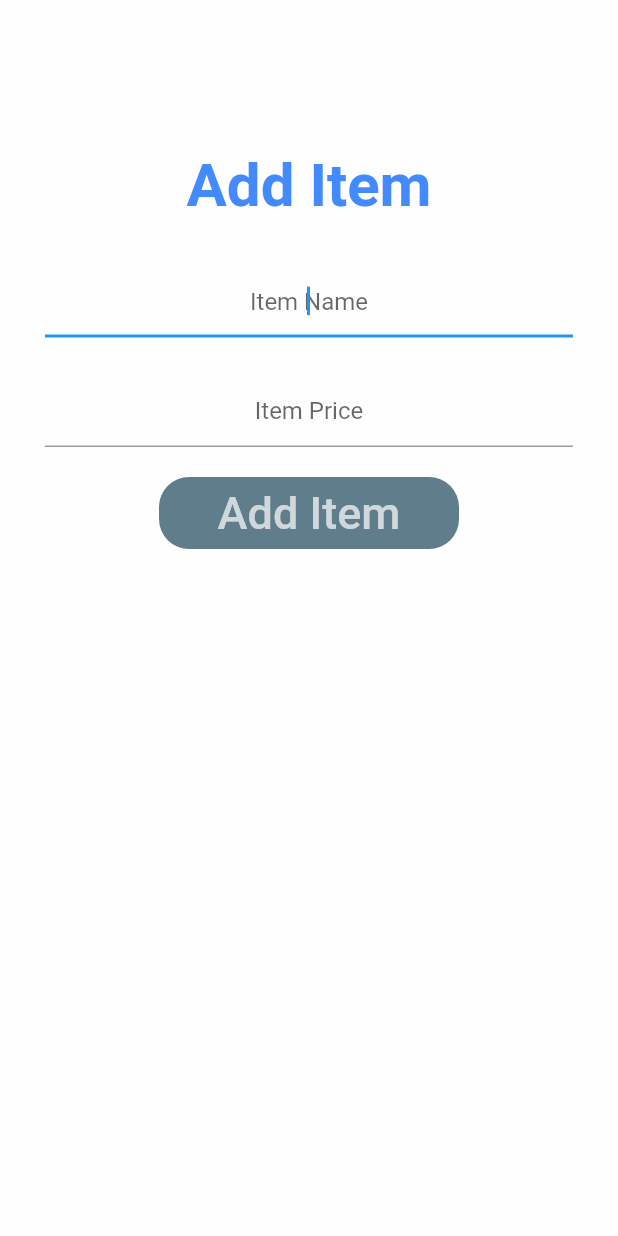
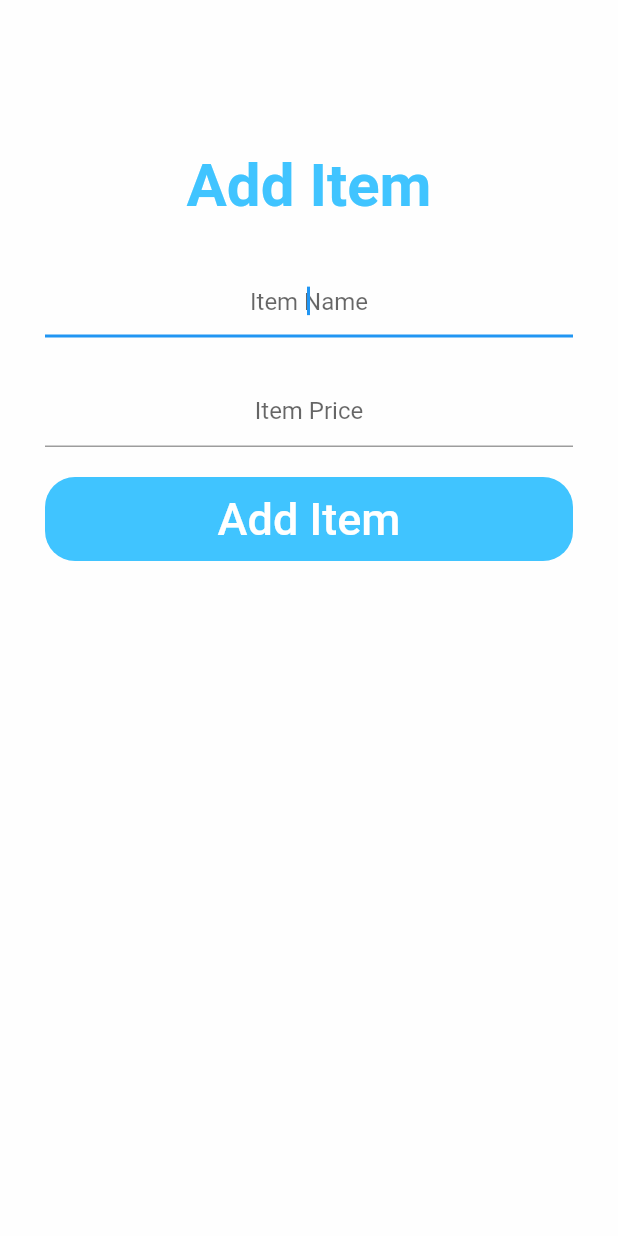
Before and after one commit to KritikaSh2/Shopping-List, a Flutter app: the Listscreen screen opened by its route, after a tap on "Add Item", on a phone screen of 412 x 824 dp. Run offline on Flutter 3.47's test engine with Material 2 defaults, Android fonts, the phone set to English and light mode, and no system bars; our stand-ins replace cloud_firestore, firebase_auth, firebase_core, lottie; accounts and stored records are empty.

Commit message:
Update add.dart

```diff
--- a/lib/add.dart
+++ b/lib/add.dart
@@ -59,7 +59,7 @@ class _AddItemState extends State<AddItem> {
             style: TextStyle(
               fontSize: 40.0,
               fontWeight: FontWeight.w700,
-              color: Colors.blueAccent,
+              color: Colors.lightBlueAccent,
             ),
           ),
           SizedBox(
@@ -94,10 +94,13 @@ class _AddItemState extends State<AddItem> {
           ),
           Padding(
             padding: EdgeInsets.symmetric(vertical: 20.0),
-            child: Material(
-              color: Colors.blueGrey,
-              borderRadius: BorderRadius.circular(20.0),
-              child: MaterialButton(
+            child: SizedBox(
+                width: double.infinity,
+                height: 56,
+                child: FlatButton(
+                  shape: RoundedRectangleBorder(
+                      borderRadius: BorderRadius.circular(20)),
+                  color: Colors.lightBlueAccent,
                   onPressed: () async {
                     if (newname != null && newprice != null) {
                       Navigator.pop(context);
@@ -124,17 +127,56 @@ class _AddItemState extends State<AddItem> {
                       );
                     }
                   },
-                minWidth: 200.0,
-                height: 42.0,
                   child: Text(
                     'Add Item',
                     style: TextStyle(
-                    fontSize: 30.0,
-                    color: Colors.white70,
+                      fontSize: 30,
+                      color: Colors.white,
                     ),
                   ),
                 ),
-            ),
+              )
+            // Material(
+            //   color: Colors.blueGrey,
+            //   borderRadius: BorderRadius.circular(20.0),
+            //   child: MaterialButton(
+            //     onPressed: () async {
+            //       if (newname != null && newprice != null) {
+            //         Navigator.pop(context);
+            //         save();
+            //       } else {
+            //         var alert = AlertDialog(
+            //           title: Text('Insufficient Data'),
+            //           content: Text(
+            //               "One or both of the above fields are empty.\nPlease fill all the fields."),
+            //           actions: [
+            //             MaterialButton(
+            //               child: Text("OK"),
+            //               onPressed: () {
+            //                 Navigator.of(context).pop();
+            //               },
+            //             )
+            //           ],
+            //         );
+            //         showDialog(
+            //           context: context,
+            //           builder: (BuildContext context) {
+            //             return alert;
+            //           },
+            //         );
+            //       }
+            //     },
+            //     minWidth: 200.0,
+            //     height: 42.0,
+            //     child: Text(
+            //       'Add Item',
+            //       style: TextStyle(
+            //         fontSize: 30.0,
+            //         color: Colors.white70,
+            //       ),
+            //     ),
+            //   ),
+            // ),
           ),
         ],
       ),
```
Lines whose indentation alone changed are shown as unchanged.
